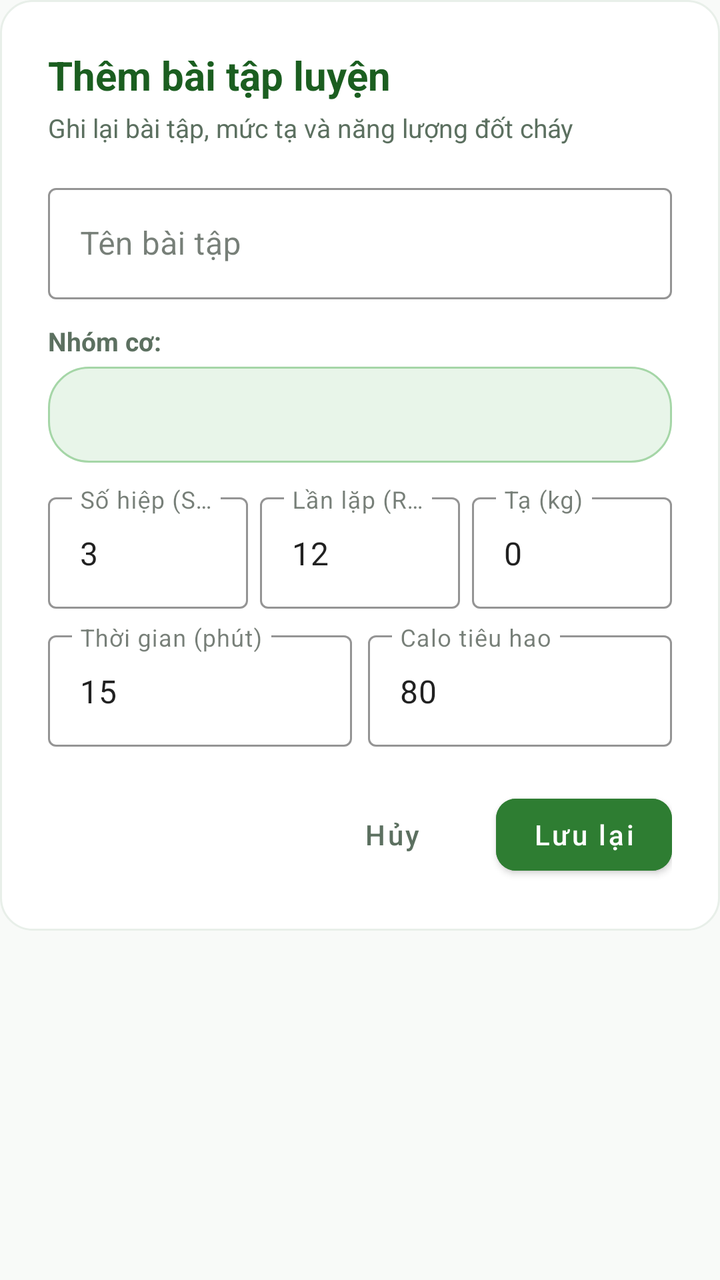
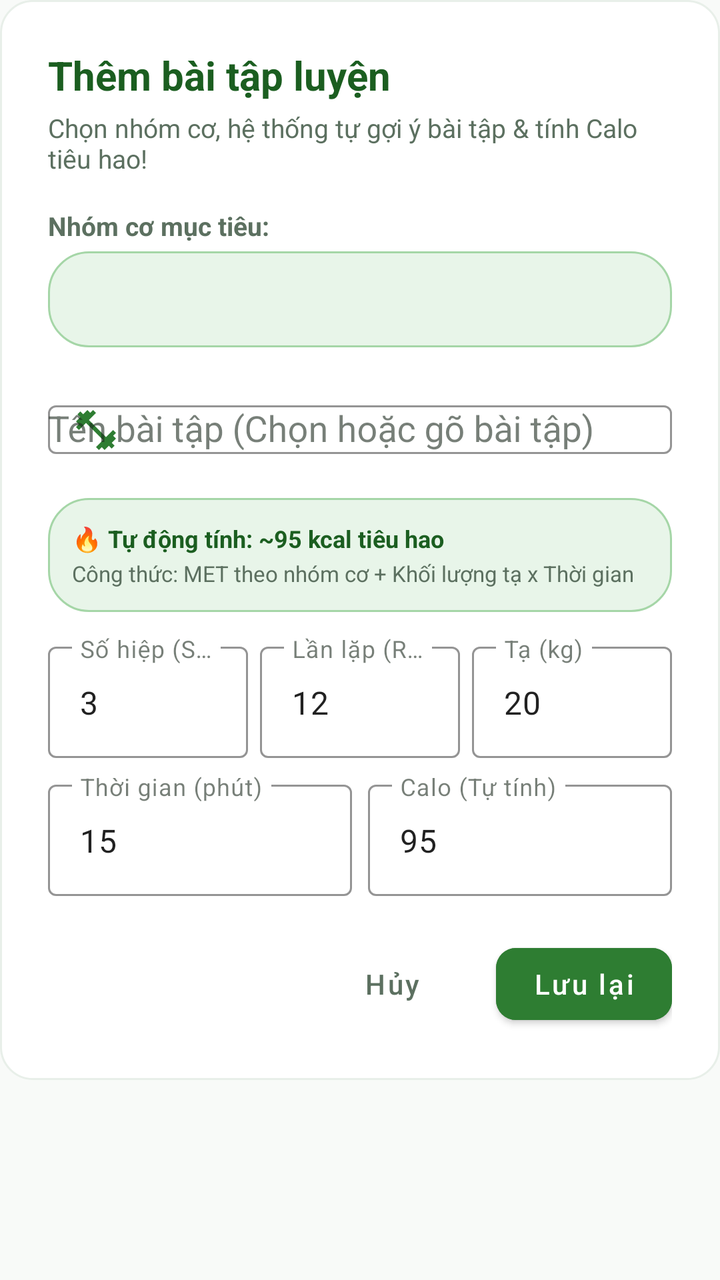

Before-and-after screenshots of an Android layout around one commit, followed by the original layout XML and the change that was made.
<!-- AndroidManifest.xml: application theme Theme.ChamSocSucKhoe -->
<!-- res/layout/dialog_add_workout.xml -->
<?xml version="1.0" encoding="utf-8"?>
<ScrollView xmlns:android="http://schemas.android.com/apk/res/android"
    xmlns:app="http://schemas.android.com/apk/res-auto"
    android:layout_width="match_parent"
    android:layout_height="wrap_content">

    <LinearLayout
        android:layout_width="match_parent"
        android:layout_height="wrap_content"
        android:background="@drawable/bg_card_rounded"
        android:orientation="vertical"
        android:padding="24dp">

        <TextView
            android:layout_width="wrap_content"
            android:layout_height="wrap_content"
            android:text="Thêm bài tập luyện"
            android:textColor="@color/primary_green_dark"
            android:textSize="20sp"
            android:textStyle="bold" />

        <TextView
            android:layout_width="wrap_content"
            android:layout_height="wrap_content"
            android:layout_marginTop="4dp"
            android:text="Ghi lại bài tập, mức tạ và năng lượng đốt cháy"
            android:textColor="@color/text_secondary"
            android:textSize="13sp" />

        
        <com.google.android.material.textfield.TextInputLayout
            style="@style/Widget.MaterialComponents.TextInputLayout.OutlinedBox"
            android:layout_width="match_parent"
            android:layout_height="wrap_content"
            android:layout_marginTop="16dp"
            android:hint="@string/exercise_name"
            app:boxStrokeColor="@color/primary_green">

            <com.google.android.material.textfield.TextInputEditText
                android:id="@+id/et_exercise_name"
                android:layout_width="match_parent"
                android:layout_height="wrap_content"
                android:inputType="textCapWords" />
        </com.google.android.material.textfield.TextInputLayout>

        
        <TextView
            android:layout_width="wrap_content"
            android:layout_height="wrap_content"
            android:layout_marginTop="12dp"
            android:text="Nhóm cơ:"
            android:textColor="@color/text_secondary"
            android:textSize="13sp"
            android:textStyle="bold" />

        <Spinner
            android:id="@+id/spinner_muscle_group"
            android:layout_width="match_parent"
            android:layout_height="48dp"
            android:layout_marginTop="4dp"
            android:background="@drawable/bg_chip_green"
            android:paddingStart="12dp"
            android:paddingEnd="12dp" />

        
        <LinearLayout
            android:layout_width="match_parent"
            android:layout_height="wrap_content"
            android:layout_marginTop="12dp"
            android:orientation="horizontal"
            android:weightSum="3">

            <com.google.android.material.textfield.TextInputLayout
                style="@style/Widget.MaterialComponents.TextInputLayout.OutlinedBox"
                android:layout_width="0dp"
                android:layout_height="wrap_content"
                android:layout_marginEnd="4dp"
                android:layout_weight="1"
                android:hint="@string/sets"
                app:boxStrokeColor="@color/primary_green">

                <com.google.android.material.textfield.TextInputEditText
                    android:id="@+id/et_sets"
                    android:layout_width="match_parent"
                    android:layout_height="wrap_content"
                    android:inputType="number"
                    android:text="3" />
            </com.google.android.material.textfield.TextInputLayout>

            <com.google.android.material.textfield.TextInputLayout
                style="@style/Widget.MaterialComponents.TextInputLayout.OutlinedBox"
                android:layout_width="0dp"
                android:layout_height="wrap_content"
                android:layout_marginStart="2dp"
                android:layout_marginEnd="2dp"
                android:layout_weight="1"
                android:hint="@string/reps"
                app:boxStrokeColor="@color/primary_green">

                <com.google.android.material.textfield.TextInputEditText
                    android:id="@+id/et_reps"
                    android:layout_width="match_parent"
                    android:layout_height="wrap_content"
                    android:inputType="number"
                    android:text="12" />
            </com.google.android.material.textfield.TextInputLayout>

            <com.google.android.material.textfield.TextInputLayout
                style="@style/Widget.MaterialComponents.TextInputLayout.OutlinedBox"
                android:layout_width="0dp"
                android:layout_height="wrap_content"
                android:layout_marginStart="4dp"
                android:layout_weight="1"
                android:hint="Tạ (kg)"
                app:boxStrokeColor="@color/primary_green">

                <com.google.android.material.textfield.TextInputEditText
                    android:id="@+id/et_weight_lifted"
                    android:layout_width="match_parent"
                    android:layout_height="wrap_content"
                    android:inputType="numberDecimal"
                    android:text="0" />
            </com.google.android.material.textfield.TextInputLayout>
        </LinearLayout>

        
        <LinearLayout
            android:layout_width="match_parent"
            android:layout_height="wrap_content"
            android:layout_marginTop="8dp"
            android:orientation="horizontal"
            android:weightSum="2">

            <com.google.android.material.textfield.TextInputLayout
                style="@style/Widget.MaterialComponents.TextInputLayout.OutlinedBox"
                android:layout_width="0dp"
                android:layout_height="wrap_content"
                android:layout_marginEnd="4dp"
                android:layout_weight="1"
                android:hint="Thời gian (phút)"
                app:boxStrokeColor="@color/primary_green">

                <com.google.android.material.textfield.TextInputEditText
                    android:id="@+id/et_duration_mins"
                    android:layout_width="match_parent"
                    android:layout_height="wrap_content"
                    android:inputType="number"
                    android:text="15" />
            </com.google.android.material.textfield.TextInputLayout>

            <com.google.android.material.textfield.TextInputLayout
                style="@style/Widget.MaterialComponents.TextInputLayout.OutlinedBox"
                android:layout_width="0dp"
                android:layout_height="wrap_content"
                android:layout_marginStart="4dp"
                android:layout_weight="1"
                android:hint="Calo tiêu hao"
                app:boxStrokeColor="@color/primary_green">

                <com.google.android.material.textfield.TextInputEditText
                    android:id="@+id/et_calories_burned"
                    android:layout_width="match_parent"
                    android:layout_height="wrap_content"
                    android:inputType="number"
                    android:text="80" />
            </com.google.android.material.textfield.TextInputLayout>
        </LinearLayout>

        
        <LinearLayout
            android:layout_width="match_parent"
            android:layout_height="wrap_content"
            android:layout_marginTop="20dp"
            android:gravity="end"
            android:orientation="horizontal">

            <com.google.android.material.button.MaterialButton
                android:id="@+id/btn_cancel_workout"
                style="@style/Widget.MaterialComponents.Button.TextButton"
                android:layout_width="wrap_content"
                android:layout_height="wrap_content"
                android:text="@string/cancel"
                android:textAllCaps="false"
                android:textColor="@color/text_secondary" />

            <com.google.android.material.button.MaterialButton
                android:id="@+id/btn_save_workout"
                android:layout_width="wrap_content"
                android:layout_height="wrap_content"
                android:layout_marginStart="8dp"
                android:backgroundTint="@color/primary_green"
                android:text="@string/save"
                android:textAllCaps="false"
                android:textColor="@color/white"
                app:cornerRadius="10dp" />
        </LinearLayout>
    </LinearLayout>
</ScrollView>
<!-- resources referenced by this layout -->
<resources>
  <color name="primary_green">#2E7D32</color>
  <color name="primary_green_dark">#1B5E20</color>
  <color name="text_secondary">#5C7060</color>
  <color name="white">#FFFFFF</color>
  <!-- drawable bg_card_rounded (drawable) -->
  <?xml version="1.0" encoding="utf-8"?>
  <shape xmlns:android="http://schemas.android.com/apk/res/android"
      android:shape="rectangle">
      <solid android:color="@color/white" />
      <corners android:radius="16dp" />
      <stroke
          android:width="1dp"
          android:color="#E8EFE9" />
  </shape>
  <!-- drawable bg_chip_green (drawable) -->
  <?xml version="1.0" encoding="utf-8"?>
  <shape xmlns:android="http://schemas.android.com/apk/res/android"
      android:shape="rectangle">
      <solid android:color="@color/soft_green_bg" />
      <corners android:radius="20dp" />
      <stroke
          android:width="1dp"
          android:color="@color/mint_green" />
  </shape>
  <string name="cancel">Hủy</string>
  <string name="exercise_name">Tên bài tập</string>
  <string name="reps">Lần lặp (Reps)</string>
  <string name="save">Lưu lại</string>
  <string name="sets">Số hiệp (Sets)</string>
  <style name="Theme.ChamSocSucKhoe" parent="Theme.MaterialComponents.Light.NoActionBar">
          
          <item name="colorPrimary">@color/primary_green</item>
          <item name="colorPrimaryVariant">@color/primary_green_dark</item>
          <item name="colorOnPrimary">@color/white</item>
  
          
          <item name="colorSecondary">@color/primary_green_light</item>
          <item name="colorSecondaryVariant">@color/accent_green</item>
          <item name="colorOnSecondary">@color/white</item>
  
          
          <item name="android:statusBarColor">@color/primary_green_dark</item>
          <item name="android:windowLightStatusBar">false</item>
  
          
          <item name="android:windowBackground">@color/background_white</item>
          <item name="colorSurface">@color/card_background</item>
          <item name="colorOnSurface">@color/text_primary</item>
  
          
          <item name="bottomNavigationStyle">@style/Widget.Custom.BottomNavigationView</item>
      </style>
  <color name="soft_green_bg">#E8F5E9</color>
  <color name="mint_green">#A5D6A7</color>
  <color name="primary_green_light">#4CAF50</color>
  <color name="accent_green">#66BB6A</color>
  <color name="background_white">#F8FAF8</color>
  <color name="card_background">#FFFFFF</color>
  <color name="text_primary">#1C2A1E</color>
  <style name="Widget.Custom.BottomNavigationView" parent="Widget.MaterialComponents.BottomNavigationView">
          <item name="backgroundTint">@color/white</item>
          <item name="itemIconTint">@color/bottom_nav_color_selector</item>
          <item name="itemTextColor">@color/bottom_nav_color_selector</item>
          <item name="elevation">8dp</item>
      </style>
</resources>

<!-- the commit's change to res/layout/dialog_add_workout.xml (unified diff, before → after) -->
@@ -23,32 +23,16 @@
             android:layout_width="wrap_content"
             android:layout_height="wrap_content"
             android:layout_marginTop="4dp"
-            android:text="Ghi lại bài tập, mức tạ và năng lượng đốt cháy"
+            android:text="Chọn nhóm cơ, hệ thống tự gợi ý bài tập &amp; tính Calo tiêu hao!"
             android:textColor="@color/text_secondary"
             android:textSize="13sp" />
 
         
-        <com.google.android.material.textfield.TextInputLayout
-            style="@style/Widget.MaterialComponents.TextInputLayout.OutlinedBox"
-            android:layout_width="match_parent"
-            android:layout_height="wrap_content"
-            android:layout_marginTop="16dp"
-            android:hint="@string/exercise_name"
-            app:boxStrokeColor="@color/primary_green">
-
-            <com.google.android.material.textfield.TextInputEditText
-                android:id="@+id/et_exercise_name"
-                android:layout_width="match_parent"
-                android:layout_height="wrap_content"
-                android:inputType="textCapWords" />
-        </com.google.android.material.textfield.TextInputLayout>
-
-        
         <TextView
             android:layout_width="wrap_content"
             android:layout_height="wrap_content"
-            android:layout_marginTop="12dp"
-            android:text="Nhóm cơ:"
+            android:layout_marginTop="16dp"
+            android:text="Nhóm cơ mục tiêu:"
             android:textColor="@color/text_secondary"
             android:textSize="13sp"
             android:textStyle="bold" />
@@ -63,6 +47,56 @@
             android:paddingEnd="12dp" />
 
         
+        <com.google.android.material.textfield.TextInputLayout
+            style="@style/Widget.MaterialComponents.TextInputLayout.OutlinedBox"
+            android:layout_width="match_parent"
+            android:layout_height="wrap_content"
+            android:layout_marginTop="12dp"
+            android:hint="Tên bài tập (Chọn hoặc gõ bài tập)"
+            app:boxStrokeColor="@color/primary_green"
+            app:hintTextColor="@color/primary_green"
+            app:startIconDrawable="@drawable/ic_workout"
+            app:startIconTint="@color/primary_green">
+
+            <AutoCompleteTextView
+                android:id="@+id/et_exercise_name"
+                android:layout_width="match_parent"
+                android:layout_height="wrap_content"
+                android:completionThreshold="1"
+                android:dropDownHeight="220dp"
+                android:inputType="textCapWords" />
+        </com.google.android.material.textfield.TextInputLayout>
+
+        
+        <LinearLayout
+            android:id="@+id/layout_calc_badge"
+            android:layout_width="match_parent"
+            android:layout_height="wrap_content"
+            android:layout_marginTop="10dp"
+            android:background="@drawable/bg_chip_green"
+            android:orientation="vertical"
+            android:padding="12dp">
+
+            <TextView
+                android:id="@+id/tv_workout_calc_status"
+                android:layout_width="wrap_content"
+                android:layout_height="wrap_content"
+                android:text="🔥 Tự động tính: ~95 kcal tiêu hao"
+                android:textColor="@color/primary_green_dark"
+                android:textSize="12sp"
+                android:textStyle="bold" />
+
+            <TextView
+                android:id="@+id/tv_workout_calc_summary"
+                android:layout_width="wrap_content"
+                android:layout_height="wrap_content"
+                android:layout_marginTop="2dp"
+                android:text="Công thức: MET theo nhóm cơ + Khối lượng tạ x Thời gian"
+                android:textColor="@color/text_secondary"
+                android:textSize="11sp" />
+        </LinearLayout>
+
+        
         <LinearLayout
             android:layout_width="match_parent"
             android:layout_height="wrap_content"
@@ -119,7 +153,7 @@
                     android:layout_width="match_parent"
                     android:layout_height="wrap_content"
                     android:inputType="numberDecimal"
-                    android:text="0" />
+                    android:text="20" />
             </com.google.android.material.textfield.TextInputLayout>
         </LinearLayout>
 
@@ -154,15 +188,16 @@
                 android:layout_height="wrap_content"
                 android:layout_marginStart="4dp"
                 android:layout_weight="1"
-                android:hint="Calo tiêu hao"
-                app:boxStrokeColor="@color/primary_green">
+                android:hint="Calo (Tự tính)"
+                app:boxStrokeColor="@color/primary_green"
+                app:hintTextColor="@color/primary_green">
 
                 <com.google.android.material.textfield.TextInputEditText
                     android:id="@+id/et_calories_burned"
                     android:layout_width="match_parent"
                     android:layout_height="wrap_content"
                     android:inputType="number"
-                    android:text="80" />
+                    android:text="95" />
             </com.google.android.material.textfield.TextInputLayout>
         </LinearLayout>
 
<!-- resource entries referenced after the edit -->
@@ -24,8 +24,17 @@
           android:width="1dp"
           android:color="@color/mint_green" />
   </shape>
+  <!-- drawable ic_workout (drawable) -->
+  <vector xmlns:android="http://schemas.android.com/apk/res/android"
+      android:width="24dp"
+      android:height="24dp"
+      android:viewportWidth="24"
+      android:viewportHeight="24">
+      <path
+          android:fillColor="#FF000000"
+          android:pathData="M20.57,14.86L22,13.43 20.57,12 17,15.57 8.43,7 12,3.43 10.57,2 9.14,3.43 7.71,2 5.57,4.14 4.14,2.71 2.71,4.14l1.43,1.43L2,7.71l1.43,1.43L2,10.57 3.43,12 7,8.43 15.57,17 12,20.57 13.43,22l1.43,-1.43L16.29,22l2.14,-2.14 1.43,1.43 1.43,-1.43 -1.43,-1.43L22,16.29z" />
+  </vector>
   <string name="cancel">Hủy</string>
-  <string name="exercise_name">Tên bài tập</string>
   <string name="reps">Lần lặp (Reps)</string>
   <string name="save">Lưu lại</string>
   <string name="sets">Số hiệp (Sets)</string>
